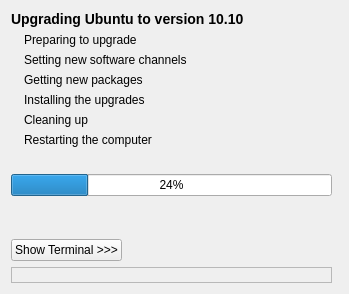
Before: the Qt Designer form DistUpgrade/window_main.ui in stek29/ubuntu-release-upgrader, drawn with Qt 5.
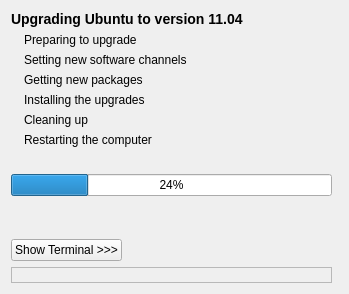
After: the same form once the commit is applied.

Commit message: * DistUpgrade/*.ui:   - updated window main heading for 11.04

```diff
--- a/DistUpgrade/window_main.ui
+++ b/DistUpgrade/window_main.ui
@@ -235,7 +235,7 @@
    <item row="0" column="0" colspan="4" >
     <widget class="QLabel" name="label_title" >
      <property name="text" >
-      <string>&lt;b>&lt;big>Upgrading Ubuntu to version 10.10&lt;/big>&lt;/b></string>
+      <string>&lt;b>&lt;big>Upgrading Ubuntu to version 11.04&lt;/big>&lt;/b></string>
      </property>
      <property name="wordWrap" >
       <bool>false</bool>
```
The commit also changes 2 other files.
